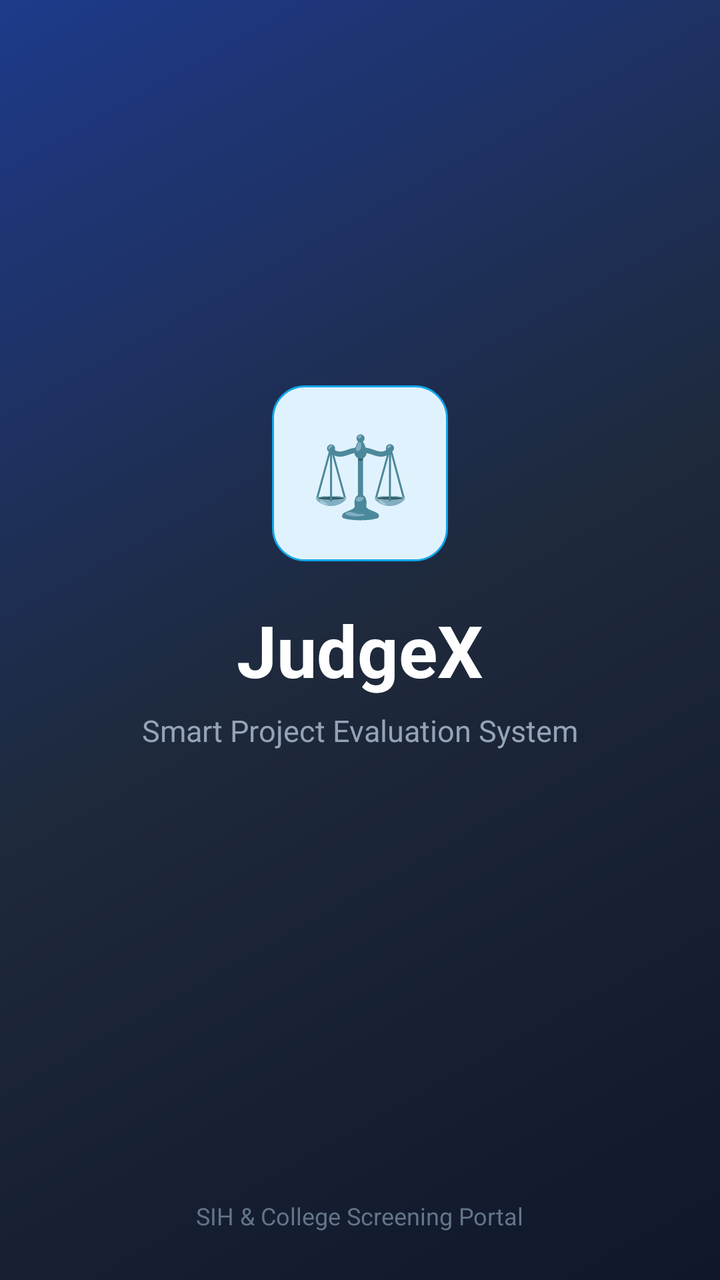
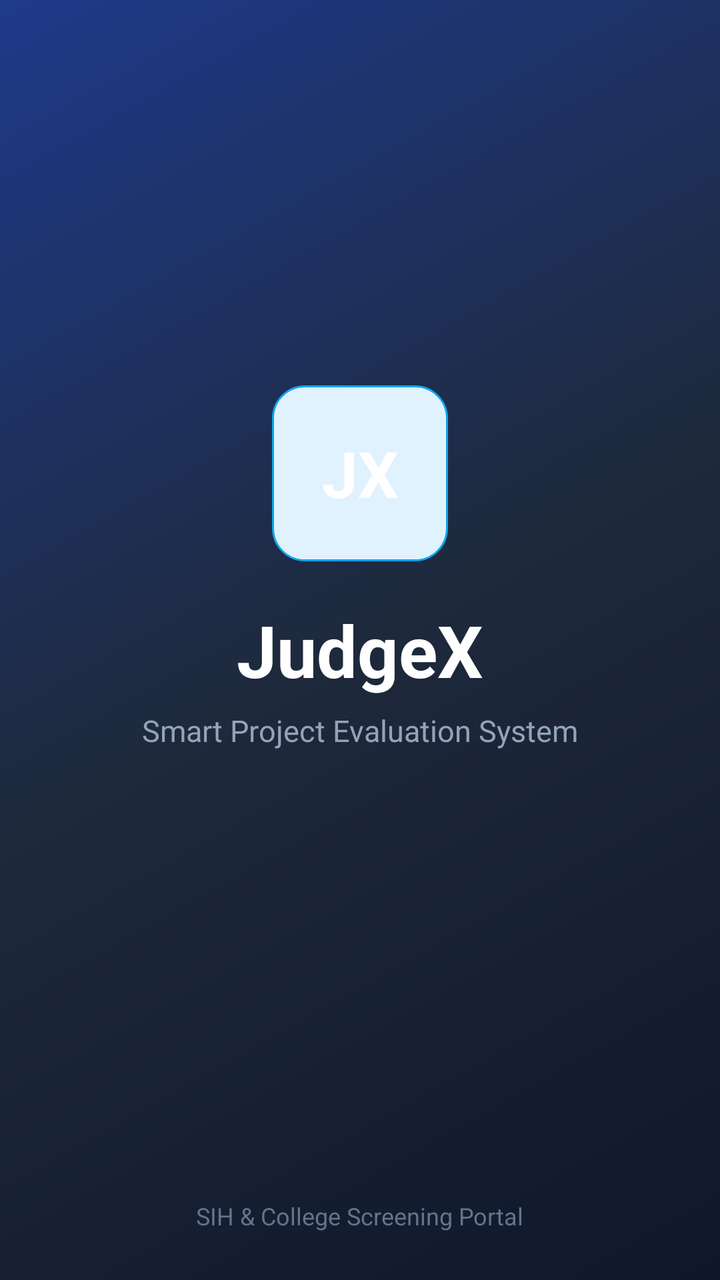

Compare the two renders of this Android layout. The source of the first and the diff that turns it into the second are given below.
<!-- AndroidManifest.xml: activity theme Theme.Judgex -->
<!-- res/layout/activity_splash.xml -->
<?xml version="1.0" encoding="utf-8"?>
<androidx.constraintlayout.widget.ConstraintLayout xmlns:android="http://schemas.android.com/apk/res/android"
    xmlns:app="http://schemas.android.com/apk/res-auto"
    android:layout_width="match_parent"
    android:layout_height="match_parent"
    android:background="@drawable/bg_gradient_header">

    <LinearLayout
        android:layout_width="wrap_content"
        android:layout_height="wrap_content"
        android:gravity="center"
        android:orientation="vertical"
        app:layout_constraintBottom_toBottomOf="parent"
        app:layout_constraintEnd_toEndOf="parent"
        app:layout_constraintStart_toStartOf="parent"
        app:layout_constraintTop_toTopOf="parent">

        <TextView
            android:id="@+id/tvLogo"
            android:layout_width="88dp"
            android:layout_height="88dp"
            android:background="@drawable/bg_badge_judge"
            android:gravity="center"
            android:text="⚖️"
            android:textSize="40sp" />

        <TextView
            android:layout_width="wrap_content"
            android:layout_height="wrap_content"
            android:layout_marginTop="20dp"
            android:text="JudgeX"
            android:textColor="@color/white"
            android:textSize="36sp"
            android:textStyle="bold" />

        <TextView
            android:layout_width="wrap_content"
            android:layout_height="wrap_content"
            android:layout_marginTop="6dp"
            android:text="Smart Project Evaluation System"
            android:textColor="#94A3B8"
            android:textSize="15sp" />

        <ProgressBar
            android:layout_width="32dp"
            android:layout_height="32dp"
            android:layout_marginTop="40dp"
            android:indeterminateTint="@color/accent_light" />

    </LinearLayout>

    <TextView
        android:layout_width="wrap_content"
        android:layout_height="wrap_content"
        android:layout_marginBottom="24dp"
        android:text="SIH &amp; College Screening Portal"
        android:textColor="#64748B"
        android:textSize="12sp"
        app:layout_constraintBottom_toBottomOf="parent"
        app:layout_constraintEnd_toEndOf="parent"
        app:layout_constraintStart_toStartOf="parent" />

</androidx.constraintlayout.widget.ConstraintLayout>
<!-- resources referenced by this layout -->
<resources>
  <color name="accent_light">#3B82F6</color>
  <color name="white">#FFFFFF</color>
  <!-- drawable bg_badge_judge (drawable) -->
  <?xml version="1.0" encoding="utf-8"?>
  <shape xmlns:android="http://schemas.android.com/apk/res/android">
      <solid android:color="@color/info_light" />
      <corners android:radius="16dp" />
      <stroke android:width="1dp" android:color="@color/info" />
  </shape>
  <!-- drawable bg_gradient_header (drawable) -->
  <?xml version="1.0" encoding="utf-8"?>
  <shape xmlns:android="http://schemas.android.com/apk/res/android">
      <gradient
          android:type="linear"
          android:angle="135"
          android:startColor="#0F172A"
          android:centerColor="#1E293B"
          android:endColor="#1E3A8A" />
  </shape>
  <style name="Theme.Judgex" parent="Theme.Material3.DayNight.NoActionBar">
          
          <item name="colorPrimary">@color/accent</item>
          <item name="colorPrimaryVariant">@color/primary_dark</item>
          <item name="colorOnPrimary">@color/white</item>
          
          <item name="colorSecondary">@color/accent_light</item>
          <item name="colorSecondaryVariant">@color/accent</item>
          <item name="colorOnSecondary">@color/white</item>
          
          <item name="android:statusBarColor">@color/primary</item>
          <item name="android:windowLightStatusBar">false</item>
          
          <item name="android:windowBackground">@color/background</item>
      </style>
  <color name="info_light">#E0F2FE</color>
  <color name="info">#0EA5E9</color>
  <color name="accent">#2563EB</color>
  <color name="primary_dark">#020617</color>
  <color name="primary">#0F172A</color>
  <color name="background">#F8FAFC</color>
</resources>

<!-- the commit's change to res/layout/activity_splash.xml (unified diff, before → after) -->
@@ -21,8 +21,10 @@
             android:layout_height="88dp"
             android:background="@drawable/bg_badge_judge"
             android:gravity="center"
-            android:text="⚖️"
-            android:textSize="40sp" />
+            android:text="JX"
+            android:textColor="@color/white"
+            android:textStyle="bold"
+            android:textSize="32sp" />
 
         <TextView
             android:layout_width="wrap_content"
